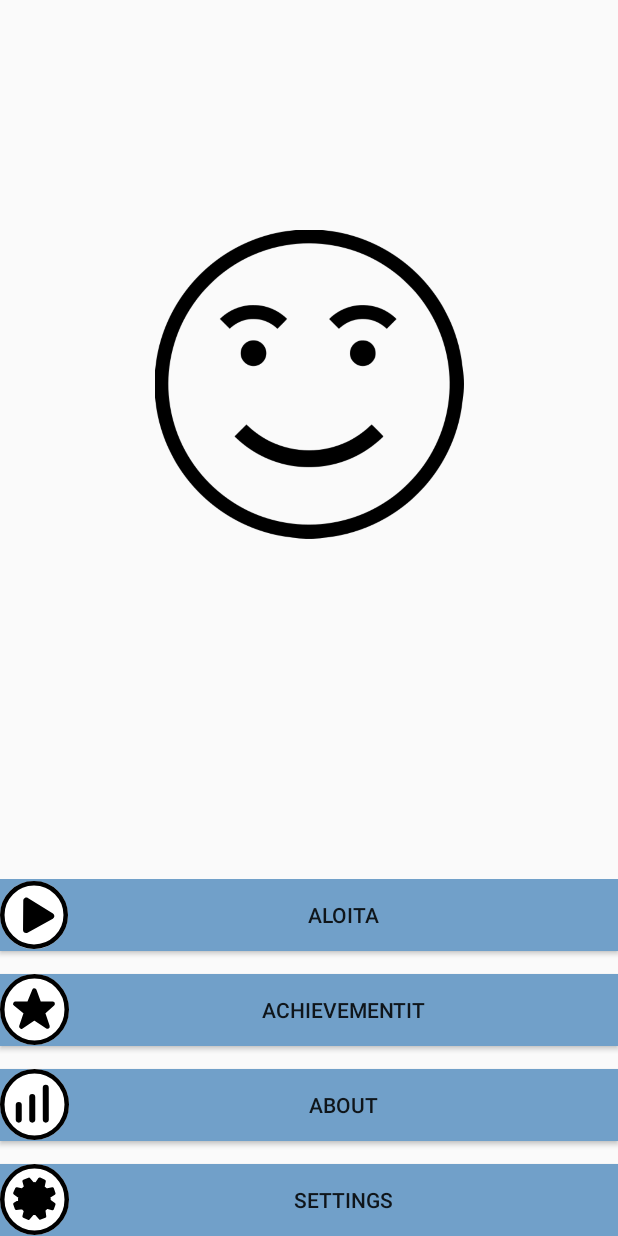
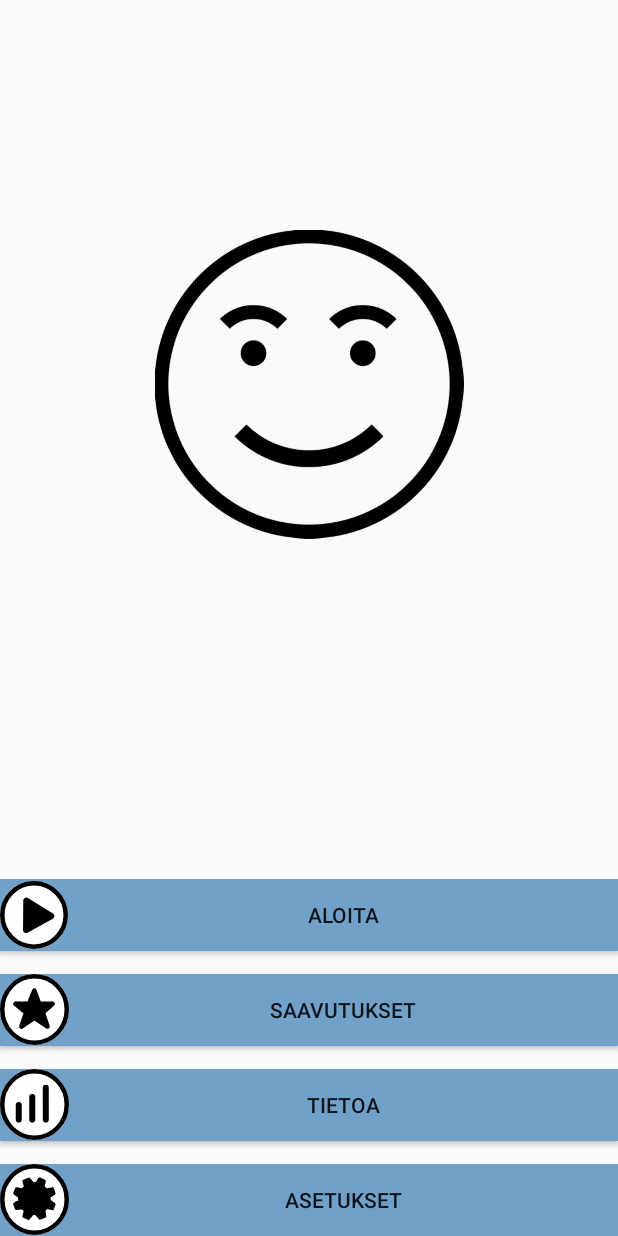
Before and after one commit to Malitsu/projectparsta, an Android app: the screen it shows after launch (MainActivity), on a phone screen of 412 x 824 dp. Run offline under Robolectric (Android 15) with nearby library versions, the phone set to English and light mode, and no system bars.

Commit message:
Make things finnish instead of finglish.

```diff
--- a/app/src/main/res/layout/activity_main.xml
+++ b/app/src/main/res/layout/activity_main.xml
@@ -36,7 +36,7 @@
         <Button
             android:layout_width="match_parent"
             android:layout_height="wrap_content"
-            android:text="Achievementit"
+            android:text="Saavutukset"
             android:background="@color/colorPrimary"
             android:layout_marginBottom="15dp"
             android:onClick="achivClick"
@@ -47,7 +47,7 @@
         <Button
             android:layout_width="match_parent"
             android:layout_height="wrap_content"
-            android:text="About"
+            android:text="Tietoa"
             android:background="@color/colorPrimary"
             android:layout_marginBottom="15dp"
             android:onClick="about"
@@ -58,7 +58,7 @@
         <Button
             android:layout_width="match_parent"
             android:layout_height="wrap_content"
-            android:text="Settings"
+            android:text="Asetukset"
             android:background="@color/colorPrimary"
             android:onClick="settings"
             android:id="@+id/settings"
```
